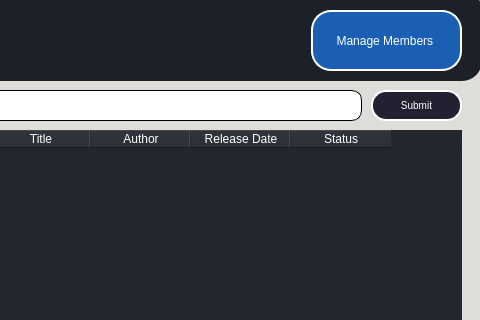
First picture: the form in Library Agent/Ui/Agent_books.ui, repository mohammedyazid/Library, before the edit; both pictures show x 699 to 1179 and y 0 to 320 of the 1179 by 723 pixel window.
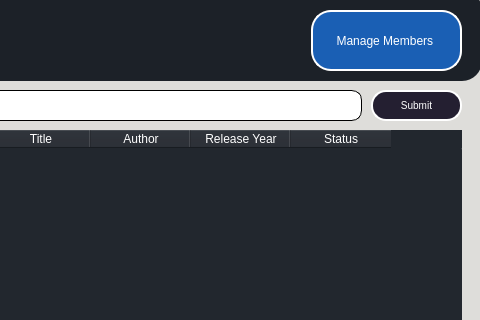
Second picture: the form after the edit. Icons and pictures are not drawn.

```diff
--- a/Library Agent/Ui/Agent_books.ui
+++ b/Library Agent/Ui/Agent_books.ui
@@ -168,7 +168,7 @@
     </column>
     <column>
      <property name="text">
-      <string>Release Date</string>
+      <string>Release Year</string>
      </property>
     </column>
     <column>
```
Left out of the diff: 40 changed lines with no effect on the pictures.
